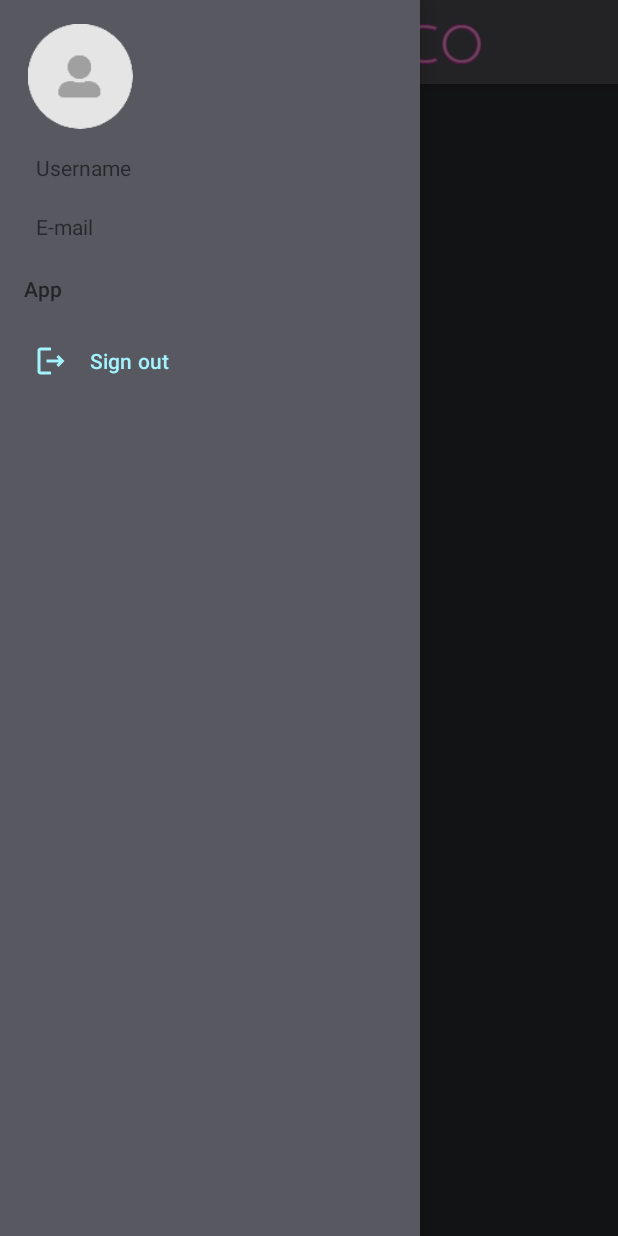
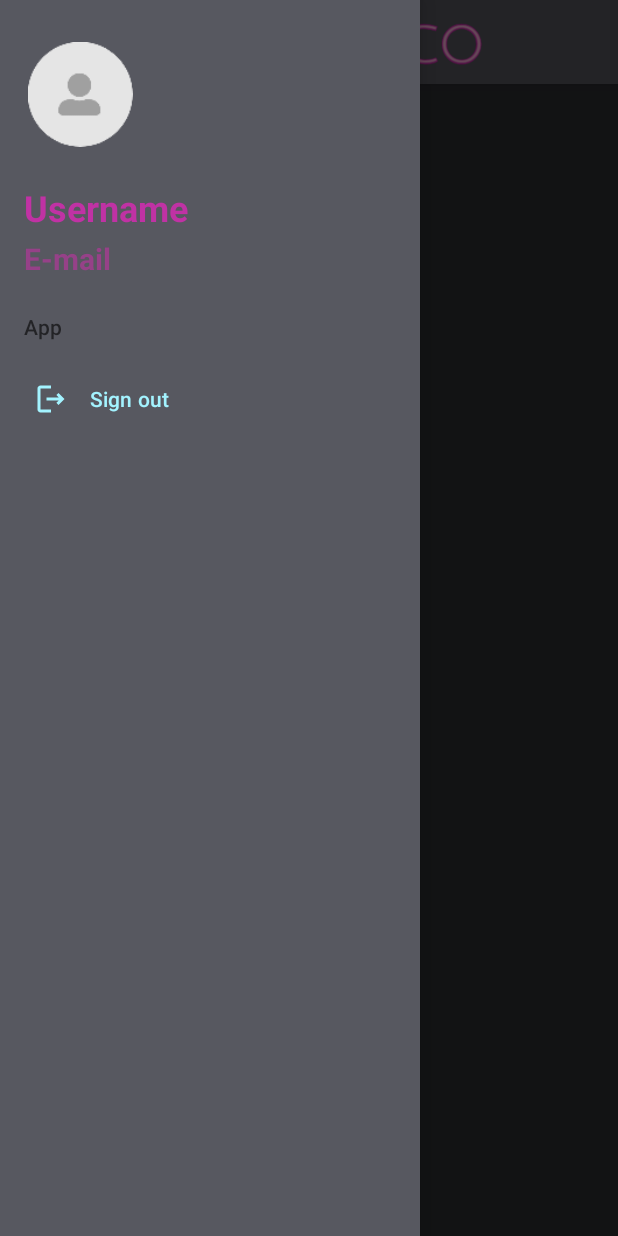
Before and after one commit to PajLe/shiny-disco, an Android app: the screen it shows after launch once a user with an empty profile is signed in (HomeActivity), with the side drawer open, on a phone screen of 412 x 824 dp. Run offline under Robolectric (Android 15) with nearby library versions, the phone set to English and light mode, and no system bars; our stand-ins replace Firebase (no records; nobody signed in at launch, a user with empty details on screens opened directly), Picasso; pictures from the network do not load; 3 statements that could not run were skipped.

Commit message:
finish user data in navdrawer

```diff
--- a/app/build.gradle
+++ b/app/build.gradle
@@ -54,4 +54,6 @@ dependencies {
     // When using the BoM, you don't specify versions in Firebase library dependencies
     implementation 'com.google.firebase:firebase-storage'
 
+    implementation 'com.squareup.picasso:picasso:2.71828'
+
 }
--- a/app/src/main/java/ui/HomeActivity/HomeActivity.java
+++ b/app/src/main/java/ui/HomeActivity/HomeActivity.java
@@ -24,6 +24,7 @@ import com.example.shinydisco.R;
 import com.google.android.material.navigation.NavigationView;
 import com.google.firebase.auth.FirebaseAuth;
 import com.google.firebase.auth.FirebaseUser;
+import com.squareup.picasso.Picasso;
 
 import org.jetbrains.annotations.NotNull;
 
@@ -90,19 +91,7 @@ public class HomeActivity extends AppCompatActivity implements NavigationView.On
                     Log.e("firebase", "Error getting data", task.getException());
                 } else {
                     User user = task.getResult().getValue(User.class);
-//                    URL url_value = null;
-//                    try {
-//                        url_value = new URL(user.getImageUri().toString());
-//                    } catch (MalformedURLException e) {
-//                        e.printStackTrace();
-//                    }
-//                    Bitmap image = null;
-//                    try {
-//                        image = BitmapFactory.decodeStream(url_value.openConnection().getInputStream());
-//                    } catch (IOException e) {
-//                        e.printStackTrace();
-//                    }
-//                    profileImageView.setImageBitmap(image);
+                    Picasso.get().load(user.getImageUrl()).into(profileImageView);
                     usernameTextView.setText(user.getUsername());
                     emailTextView.setText(user.getEmail());
                 }
--- a/app/src/main/res/layout/nav_header_layout.xml
+++ b/app/src/main/res/layout/nav_header_layout.xml
@@ -11,7 +11,7 @@
         android:layout_height="70dp"
         android:layout_marginStart="16dp"
         android:layout_marginLeft="16dp"
-        android:layout_marginTop="16dp"
+        android:layout_marginTop="28dp"
         android:contentDescription="@string/nav_profile_image_content_description"
         app:layout_constraintStart_toStartOf="parent"
         app:layout_constraintTop_toTopOf="parent"
@@ -21,10 +21,13 @@
         android:id="@+id/nav_username"
         android:layout_width="wrap_content"
         android:layout_height="wrap_content"
-        android:layout_marginStart="24dp"
-        android:layout_marginLeft="24dp"
-        android:layout_marginTop="16dp"
+        android:layout_marginStart="16dp"
+        android:layout_marginLeft="16dp"
+        android:layout_marginTop="24dp"
         android:text="@string/username"
+        android:textColor="@color/shiny_disco_pink"
+        android:textSize="24sp"
+        android:textStyle="bold"
         app:layout_constraintStart_toStartOf="parent"
         app:layout_constraintTop_toBottomOf="@+id/nav_profile_image" />
 
@@ -32,10 +35,13 @@
         android:id="@+id/nav_email"
         android:layout_width="wrap_content"
         android:layout_height="wrap_content"
-        android:layout_marginStart="24dp"
-        android:layout_marginLeft="24dp"
-        android:layout_marginTop="20dp"
+        android:layout_marginStart="16dp"
+        android:layout_marginLeft="16dp"
+        android:layout_marginTop="4dp"
         android:text="@string/email"
+        android:textColor="@color/shiny_disco_pink_transparent"
+        android:textSize="20sp"
+        android:textStyle="bold"
         app:layout_constraintStart_toStartOf="parent"
         app:layout_constraintTop_toBottomOf="@+id/nav_username" />
 </androidx.constraintlayout.widget.ConstraintLayout>
--- a/app/src/main/res/values/colors.xml
+++ b/app/src/main/res/values/colors.xml
@@ -10,6 +10,7 @@
     <color name="main_app_color">#2E2F33</color>
     <color name="main_app_color_light">#575860</color>
     <color name="shiny_disco_pink">#C032A4</color>
+    <color name="shiny_disco_pink_transparent">#99C032A4</color>
     <color name="shiny_disco_purple">#866FD4</color>
     <color name="shiny_disco_purple_transparent">#66866FD4</color>
     <color name="shiny_disco_light_cyan">#A3F3FF</color>
```
